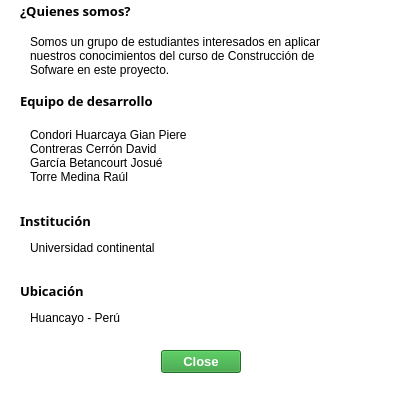
Above: src/otros_recursos/GUI/AcercaDeNosotros.ui from JosueDanielGarciaBetancourt/CalculoSueldosProject before the change. Below: the same form after it.
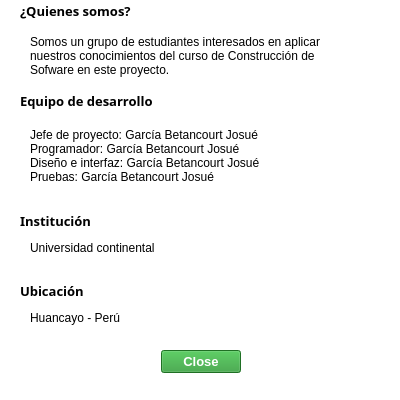
That is the form after the change. Icons and pictures are not drawn.

```diff
--- a/src/otros_recursos/GUI/AcercaDeNosotros.ui
+++ b/src/otros_recursos/GUI/AcercaDeNosotros.ui
@@ -137,15 +137,15 @@
      <rect>
       <x>30</x>
       <y>120</y>
-      <width>211</width>
+      <width>251</width>
       <height>71</height>
      </rect>
     </property>
     <property name="text">
-     <string>Condori Huarcaya Gian Piere 
-Contreras Cerrón David 
-García Betancourt Josué 
-Torre Medina Raúl</string>
+     <string>Jefe de proyecto: García Betancourt Josué
+Programador: García Betancourt Josué
+Diseño e interfaz: García Betancourt Josué
+Pruebas: García Betancourt Josué</string>
     </property>
    </widget>
    <widget class="QLabel" name="label_5">
@@ -189,10 +189,10 @@
    <widget class="QLabel" name="label_7">
     <property name="geometry">
      <rect>
-      <x>210</x>
-      <y>150</y>
-      <width>171</width>
-      <height>171</height>
+      <x>240</x>
+      <y>190</y>
+      <width>141</width>
+      <height>131</height>
      </rect>
     </property>
     <property name="text">
```
